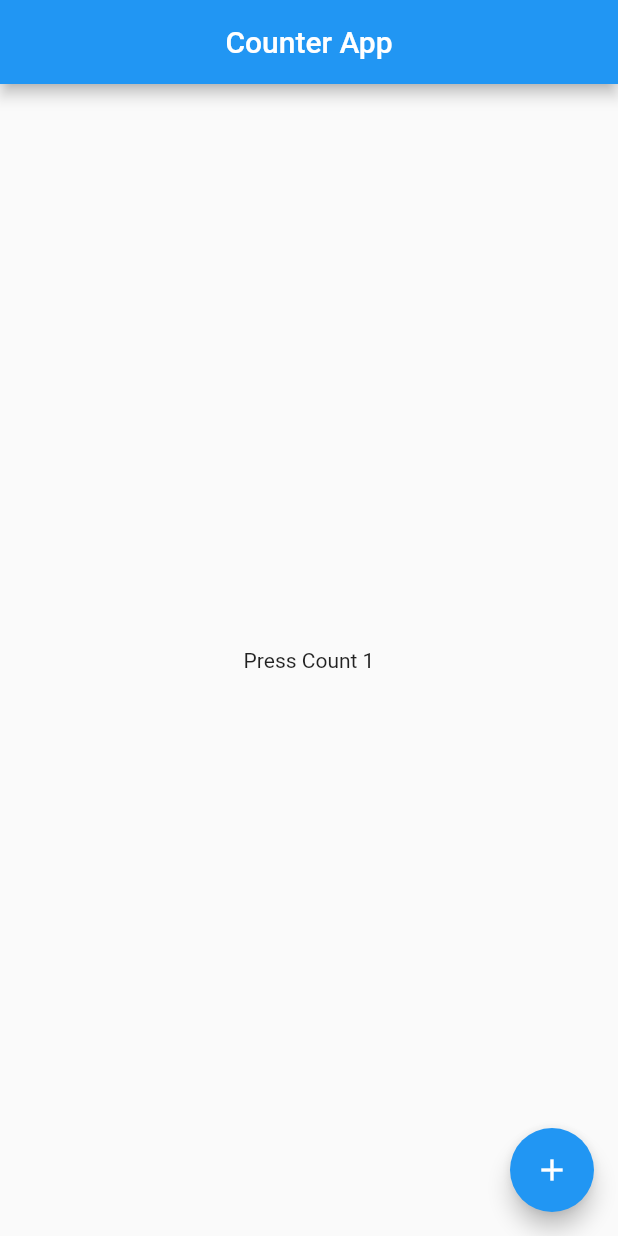
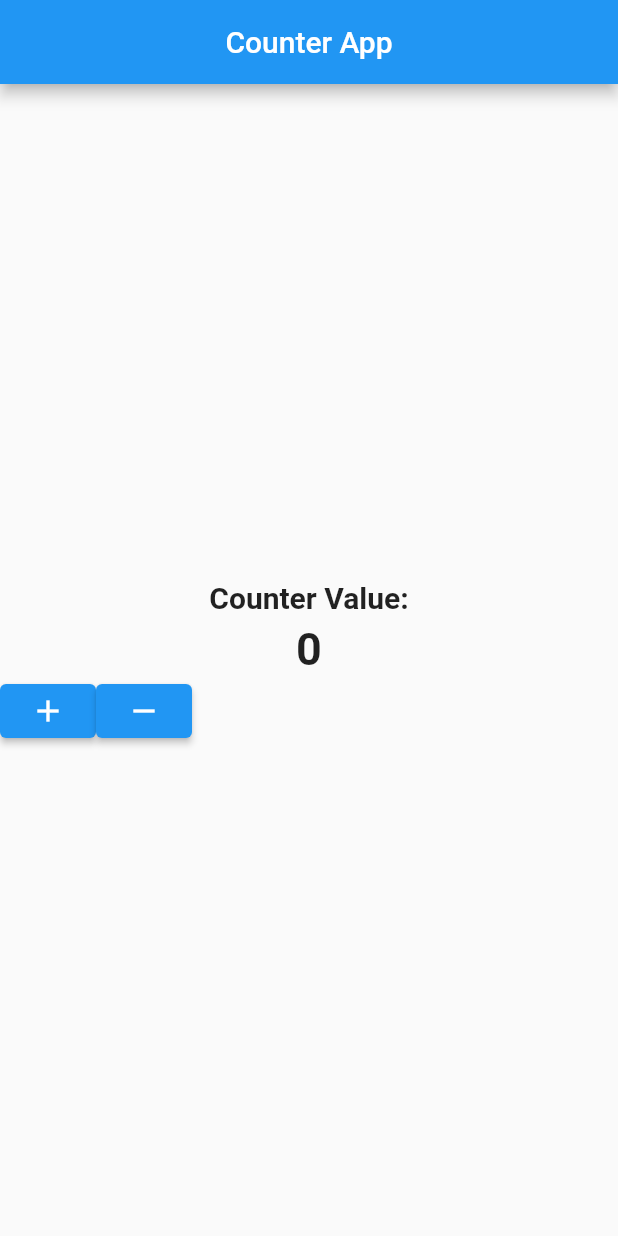
Before and after one commit to syfulsharif/module7livetest, a Flutter app: the screen it shows after launch, after a tap on the "add" icon, on a phone screen of 412 x 824 dp. Run offline on Flutter 3.47's test engine with Material 2 defaults, Android fonts, the phone set to English and light mode, and no system bars.

Commit message:
Buttons Added

```diff
--- a/lib/main.dart
+++ b/lib/main.dart
@@ -11,27 +11,22 @@ class MyApp extends StatelessWidget {
   @override
   Widget build(BuildContext context) {
     return MaterialApp(
-      home: MyHomePage(),
+      home: CounterApp(),
     );
   }
 }
 
-class MyHomePage extends StatefulWidget {
-  const MyHomePage({super.key});
+class CounterApp extends StatefulWidget {
+  const CounterApp({super.key});
 
   @override
-  State<MyHomePage> createState() => _MyHomePageState();
+  State<CounterApp> createState() => _CounterAppState();
 }
 
-class _MyHomePageState extends State<MyHomePage> {
+class _CounterAppState extends State<CounterApp> {
   int count = 0;
-  int incrementNumber() {
-    return count += 1;
-  }
-  int decrementNumber() {
-    return count -= 1;
-  }
-
+  int increment() => count += 1;
+  int decrement() => count -= 1;
   @override
   Widget build(BuildContext context) {
     return Scaffold(
@@ -39,20 +34,29 @@ class _MyHomePageState extends State<MyHomePage> {
         title: const Text('Counter App'),
         centerTitle: true,
       ),
-      body:  Center(
-        child: Text('Press Count $count'),
-
+      body: Column(
+        mainAxisAlignment: MainAxisAlignment.center,
+        children: [
+          Container(
+            margin: const EdgeInsets.symmetric(horizontal: 5.0, vertical: 5.0),
+            alignment: Alignment.center,
+            child: const Text(
+              'Counter Value:',
+              style: TextStyle(fontSize: 20.0, fontWeight: FontWeight.bold),
+            ),
+          ),
+          Text(
+            count.toString(),
+            style: const TextStyle(fontSize: 30.0, fontWeight: FontWeight.bold),
+          ),
+          Row(
+            children: [
+              ElevatedButton(onPressed: (){}, child: Icon(Icons.add)),
+              ElevatedButton(onPressed: (){}, child: Icon(Icons.remove)),
+            ],
+          )
+        ],
       ),
-
-      floatingActionButton: FloatingActionButton(
-        onPressed: () {
-          setState(() {
-            incrementNumber();
-          });
-        },
-        child: const Icon(Icons.add),
-      ),
-
     );
   }
 }
```
